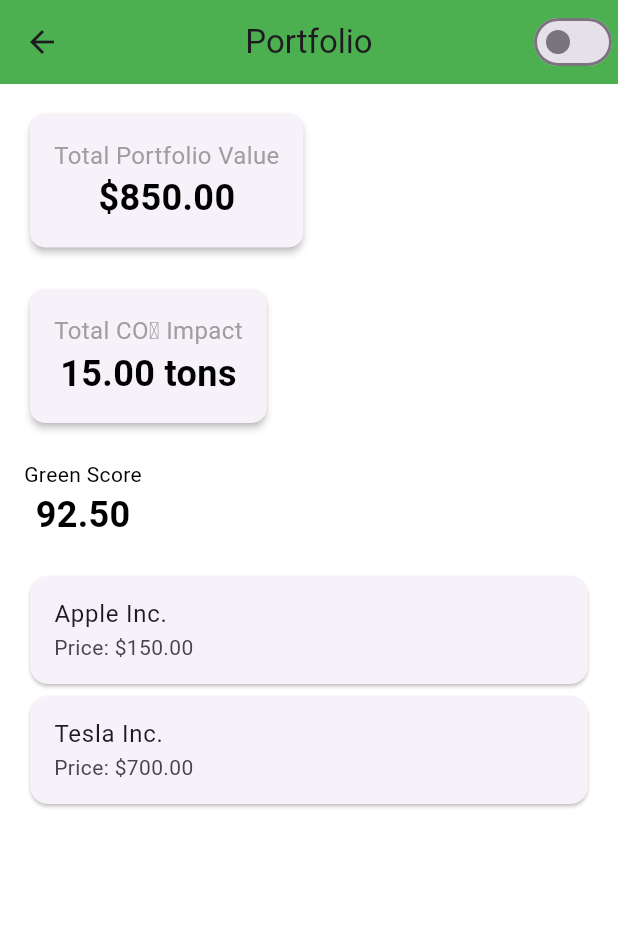
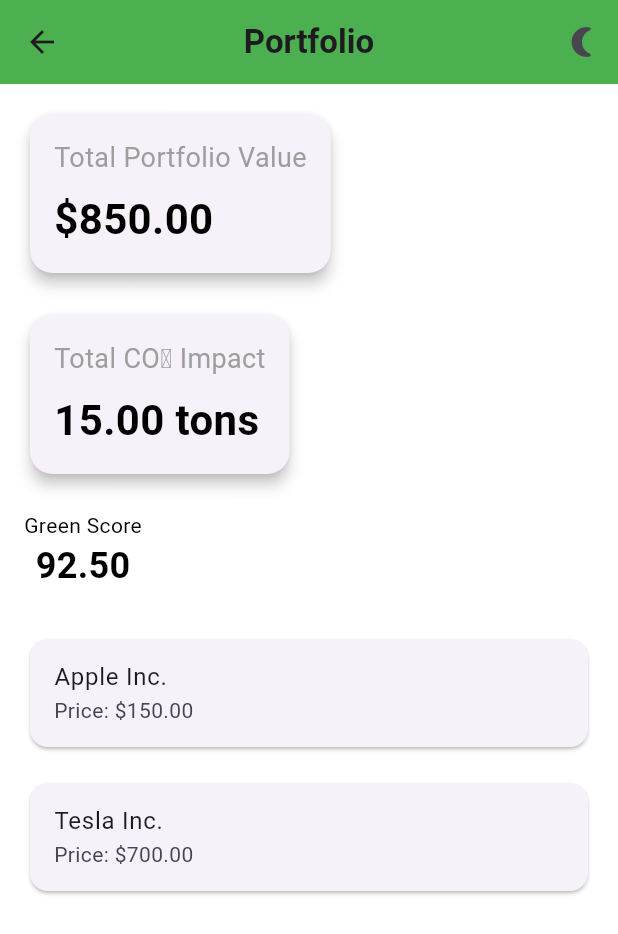
Before and after one commit to dinesh-dot-com/assesment, a Flutter app: the screen it shows after launch, after a tap on "View Portfolio", on a phone screen of 412 x 824 dp. Shown: the top 934 px of the screen. Run offline on Flutter 3.47's test engine with Material 3 defaults, Android fonts, the phone set to English and light mode, and no system bars.

Commit message:
Third Commite

```diff
--- a/green_stock/lib/screens/home_screen.dart
+++ b/green_stock/lib/screens/home_screen.dart
@@ -11,53 +11,73 @@ class HomeScreen extends StatelessWidget {
   Widget build(BuildContext context) {
     return Scaffold(
       appBar: AppBar(
-        title: Text('Stock Tracker'),
+        title: Text('Stock Tracker', style: TextStyle(fontWeight: FontWeight.bold)),
         centerTitle: true,
         actions: [
-          Switch(
-            value: Theme.of(context).brightness == Brightness.dark,
-            onChanged: (value) {
+          IconButton(
+            icon: Icon(Theme.of(context).brightness == Brightness.dark ? Icons.wb_sunny : Icons.nightlight_round),
+            onPressed: () {
               toggleTheme();
             },
           ),
         ],
       ),
-      body: Center(
+      body: Padding(
+        padding: const EdgeInsets.all(16.0),
         child: Column(
           mainAxisAlignment: MainAxisAlignment.center,
           children: <Widget>[
+            // Search Stocks Card
             Card(
               elevation: 4.0,
               shape: RoundedRectangleBorder(
                 borderRadius: BorderRadius.circular(15.0),
               ),
-              child: ListTile(
-                leading: Icon(Icons.search, color: Colors.green),
-                title: Text('Search Stocks', style: Theme.of(context).textTheme.bodyMedium),
+              child: InkWell(
                 onTap: () {
                   Navigator.push(
                     context,
                     MaterialPageRoute(builder: (context) => SearchScreen()),
                   );
                 },
+                borderRadius: BorderRadius.circular(15.0),
+                child: Padding(
+                  padding: const EdgeInsets.all(16.0),
+                  child: Row(
+                    children: [
+                      Icon(Icons.search, color: Colors.green, size: 32),
+                      SizedBox(width: 16),
+                      Text('Search Stocks', style: Theme.of(context).textTheme.bodyLarge),
+                    ],
+                  ),
+                ),
               ),
             ),
             SizedBox(height: 20),
+            // View Portfolio Card
             Card(
               elevation: 4.0,
               shape: RoundedRectangleBorder(
                 borderRadius: BorderRadius.circular(15.0),
               ),
-              child: ListTile(
-                leading: Icon(Icons.account_balance_wallet, color: Colors.green),
-                title: Text('View Portfolio', style: Theme.of(context).textTheme.bodyMedium),
+              child: InkWell(
                 onTap: () {
-   Navigator.push(
-  context,
-  MaterialPageRoute(builder: (context) => PortfolioScreen(toggleTheme: toggleTheme)),
-);
-
+                  Navigator.push(
+                    context,
+                    MaterialPageRoute(builder: (context) => PortfolioScreen(toggleTheme: toggleTheme)),
+                  );
                 },
+                borderRadius: BorderRadius.circular(15.0),
+                child: Padding(
+                  padding: const EdgeInsets.all(16.0),
+                  child: Row(
+                    children: [
+                      Icon(Icons.account_balance_wallet, color: Colors.green, size: 32),
+                      SizedBox(width: 16),
+                      Text('View Portfolio', style: Theme.of(context).textTheme.bodyLarge),
+                    ],
+                  ),
+                ),
               ),
             ),
           ],
--- a/green_stock/lib/screens/portfolio_screen.dart
+++ b/green_stock/lib/screens/portfolio_screen.dart
@@ -18,76 +18,87 @@ class PortfolioScreen extends StatelessWidget {
   Widget build(BuildContext context) {
     return Scaffold(
       appBar: AppBar(
-        title: Text('Portfolio'),
+        title: Text('Portfolio', style: TextStyle(fontWeight: FontWeight.bold)),
         centerTitle: true,
         actions: [
-          Switch(
-            value: Theme.of(context).brightness == Brightness.dark,
-            onChanged: (value) {
+          IconButton(
+            icon: Icon(Theme.of(context).brightness == Brightness.dark ? Icons.wb_sunny : Icons.nightlight_round),
+            onPressed: () {
               toggleTheme();
             },
           ),
         ],
       ),
-      body: Padding(
+      body: SingleChildScrollView(
         padding: const EdgeInsets.all(16.0),
         child: Column(
           crossAxisAlignment: CrossAxisAlignment.start,
           children: <Widget>[
+            // Total Portfolio Value Card
             Card(
-              elevation: 2.0,
+              elevation: 4.0,
               shape: RoundedRectangleBorder(
-                borderRadius: BorderRadius.circular(10.0),
+                borderRadius: BorderRadius.circular(15.0),
               ),
               child: Padding(
                 padding: const EdgeInsets.all(16.0),
                 child: Column(
+                  crossAxisAlignment: CrossAxisAlignment.start,
                   children: [
                     Text(
                       'Total Portfolio Value',
-                      style: TextStyle(fontSize: 16, color: Colors.grey),
+                      style: TextStyle(fontSize: 18, color: Colors.grey),
                     ),
+                    SizedBox(height: 8),
                     Text(
                       '\$${portfolio.totalValue.toStringAsFixed(2)}',
-                      style: TextStyle(fontSize: 24, fontWeight: FontWeight.bold),
+                      style: TextStyle(fontSize: 28, fontWeight: FontWeight.bold),
                     ),
                   ],
                 ),
               ),
             ),
             SizedBox(height: 20),
+            // Total CO₂ Impact Card
             Card(
-              elevation: 2.0,
+              elevation: 4.0,
               shape: RoundedRectangleBorder(
-                borderRadius: BorderRadius.circular(10.0),
+                borderRadius: BorderRadius.circular(15.0),
               ),
               child: Padding(
                 padding: const EdgeInsets.all(16.0),
                 child: Column(
+                  crossAxisAlignment: CrossAxisAlignment.start,
                   children: [
                     Text(
                       'Total CO₂ Impact',
-                      style: TextStyle(fontSize: 16, color: Colors.grey),
+                      style: TextStyle(fontSize: 18, color: Colors.grey),
                     ),
+                    SizedBox(height: 8),
                     Text(
                       '${portfolio.totalCarbonFootprint.toStringAsFixed(2)} tons',
-                      style: TextStyle(fontSize: 24, fontWeight: FontWeight.bold),
+                      style: TextStyle(fontSize: 28, fontWeight: FontWeight.bold),
                     ),
                   ],
                 ),
               ),
             ),
             SizedBox(height: 20),
+            // Green Score Indicator
             GreenScoreIndicator(greenScore: portfolio.greenScore),
             SizedBox(height: 20),
-            Expanded(
-              child: ListView.builder(
-                itemCount: portfolio.stocks.length,
-                itemBuilder: (context, index) {
-                  final stock = portfolio.stocks[index];
-                  return StockCard(stock: stock);
-                },
-              ),
+            // Stock List
+            ListView.builder(
+              shrinkWrap: true,
+              physics: NeverScrollableScrollPhysics(),
+              itemCount: portfolio.stocks.length,
+              itemBuilder: (context, index) {
+                final stock = portfolio.stocks[index];
+                return Padding(
+                  padding: const EdgeInsets.symmetric(vertical: 8.0),
+                  child: StockCard(stock: stock),
+                );
+              },
             ),
           ],
         ),
```
